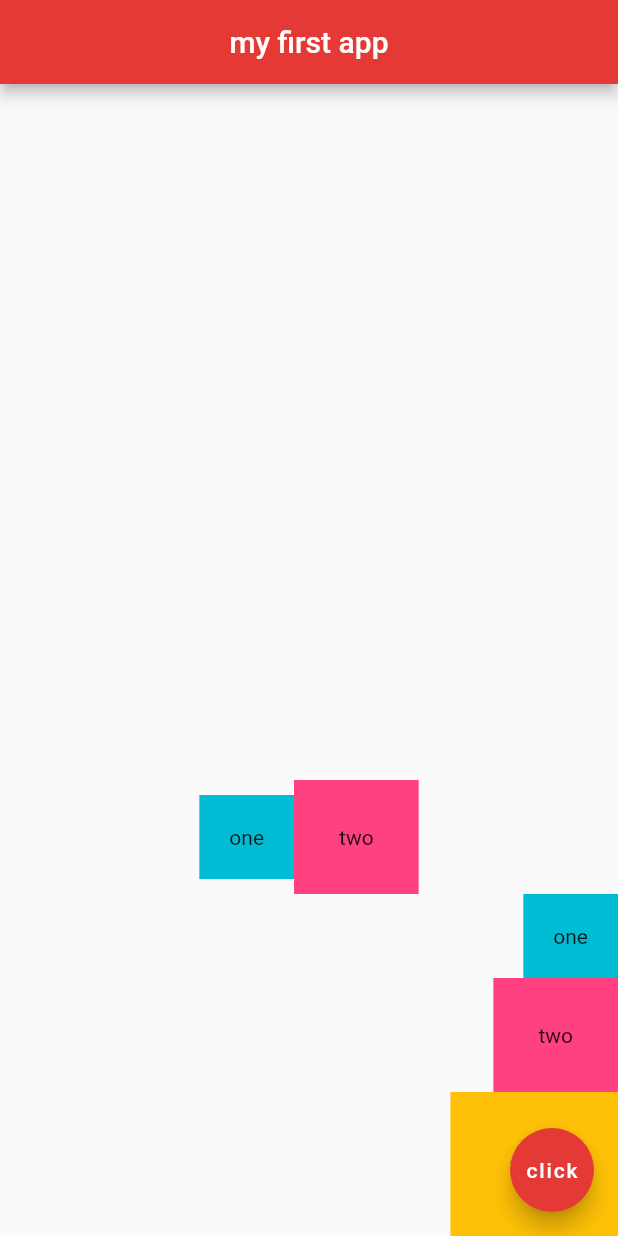
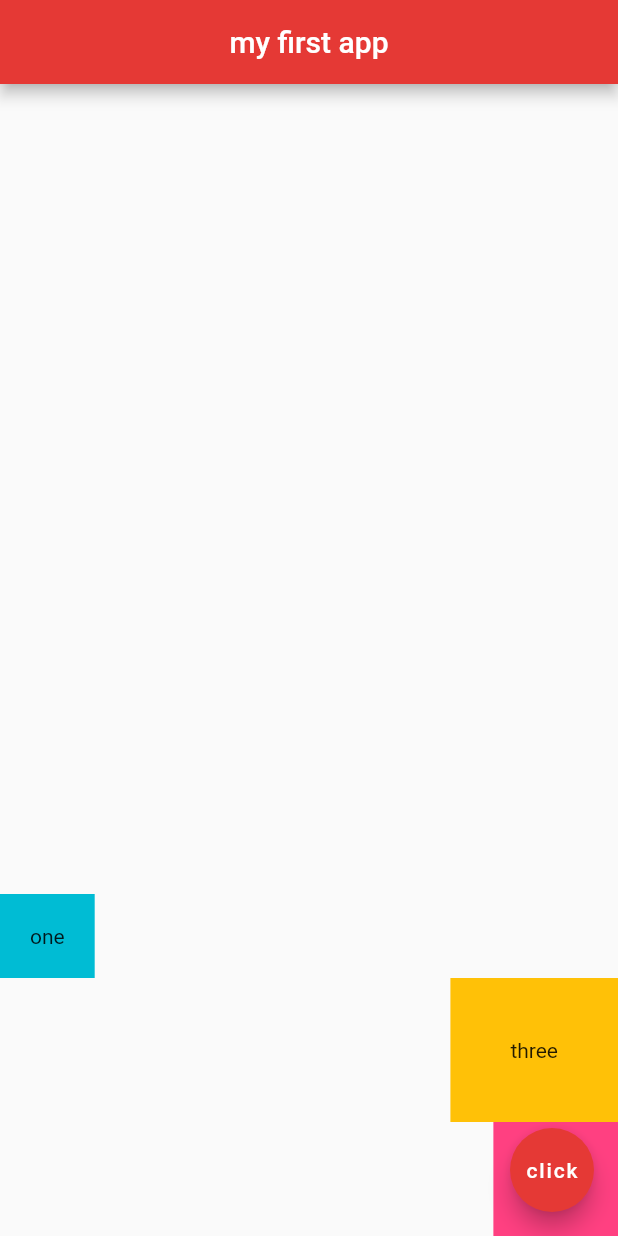
Before and after one commit to MbuguaCaleb/second_flutter_app, a Flutter app: the screen it shows after launch, on a phone screen of 412 x 824 dp. Run offline on Flutter 3.47's test engine with Material 2 defaults, Android fonts, the phone set to English and light mode, and no system bars.

Commit message:
'flutter-shortcuts'

```diff
--- a/lib/main.dart
+++ b/lib/main.dart
@@ -25,8 +25,6 @@ class Home extends StatelessWidget {
     crossAxisAlignment: CrossAxisAlignment.end,
     children: <Widget>[
     Row(
-        mainAxisAlignment: MainAxisAlignment.center,
-        crossAxisAlignment: CrossAxisAlignment.center,
       children: <Widget>[
         Container(
         padding: EdgeInsets.all(20.0),
@@ -35,20 +33,13 @@ class Home extends StatelessWidget {
         'one'
         ),
         ),
-          Container(
-            padding: EdgeInsets.all(30.0),
-            color:Colors.pinkAccent,
-            child: Text(
-                'two'
-            ),
-          ),
       ],
     ),
     Container(
-    padding: EdgeInsets.all(20.0),
-    color:Colors.cyan,
+    padding: EdgeInsets.all(40.0),
+    color:Colors.amber,
     child: Text(
-    'one'
+    'three'
             ),
           ),
     Container(
@@ -56,13 +47,6 @@ class Home extends StatelessWidget {
     color:Colors.pinkAccent,
     child: Text(
     'two'
-    ),
-    ),
-    Container(
-    padding: EdgeInsets.all(40.0),
-    color:Colors.amber,
-    child: Text(
-    'three'
     ),
     ),
         ],
```
Also changed, not shown: 1 other file. Lines whose indentation alone changed are shown as unchanged.
